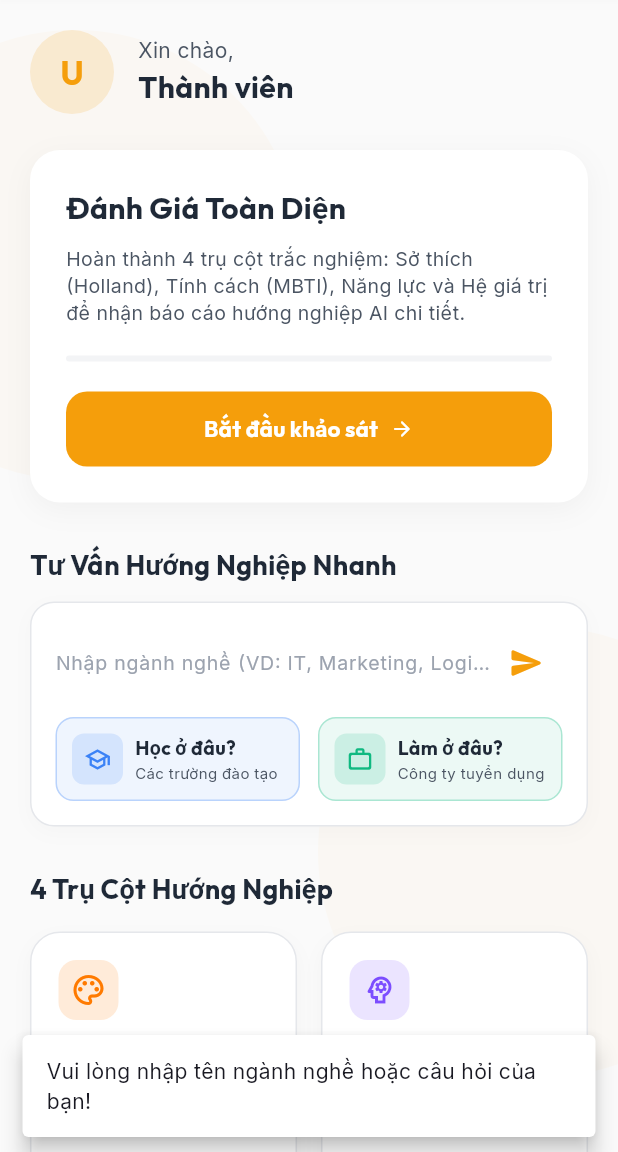
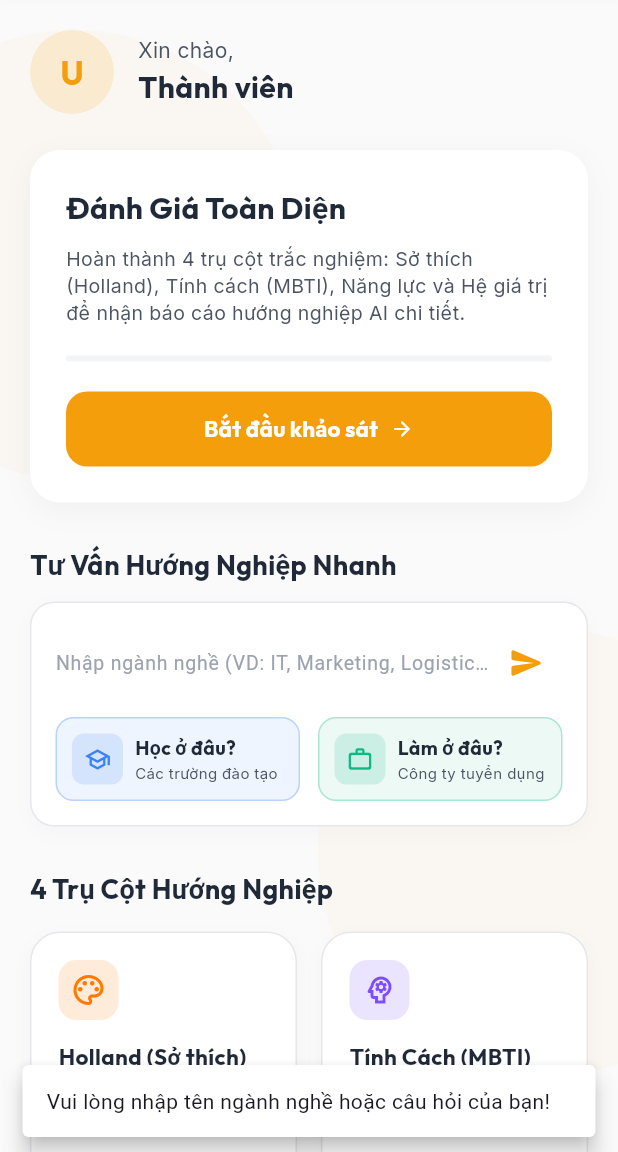
Before and after one commit to PhongDien19/FrontEnd-DOAN, a Flutter app: the screen it shows after launch, after a tap on the "send" icon, on a phone screen of 412 x 824 dp, the part 84-1236 px from its top. Run offline on Flutter 3.47's test engine with Material 3 defaults, Android fonts, the phone set to English and light mode, and no system bars; our stand-ins replace fl_chart, google_fonts, shared_preferences; accounts and stored records are empty.

Commit message:
Update 21

```diff
--- a/lib/main.dart
+++ b/lib/main.dart
@@ -15,26 +15,26 @@ void main() {
   );
 }
 
-/// Áp dụng font "Inter" (hỗ trợ đầy đủ tiếng Việt) cho toàn bộ TextTheme
-/// — fix lỗi chữ có dấu bị to/dày hơn chữ không dấu do fallback font hệ thống.
+/// Áp dụng font "Roboto" cho toàn bộ TextTheme
+/// — Roboto là font mặc định của Material Design, hỗ trợ tiếng Việt tốt.
 TextTheme _buildTextTheme(TextTheme base) {
-  return GoogleFonts.interTextTheme(base).copyWith(
-    // Đảm bảo các style cụ thể cũng dùng Inter
-    displayLarge: GoogleFonts.inter(textStyle: base.displayLarge),
-    displayMedium: GoogleFonts.inter(textStyle: base.displayMedium),
-    displaySmall: GoogleFonts.inter(textStyle: base.displaySmall),
-    headlineLarge: GoogleFonts.inter(textStyle: base.headlineLarge),
-    headlineMedium: GoogleFonts.inter(textStyle: base.headlineMedium),
-    headlineSmall: GoogleFonts.inter(textStyle: base.headlineSmall),
-    titleLarge: GoogleFonts.inter(textStyle: base.titleLarge),
-    titleMedium: GoogleFonts.inter(textStyle: base.titleMedium),
-    titleSmall: GoogleFonts.inter(textStyle: base.titleSmall),
-    bodyLarge: GoogleFonts.inter(textStyle: base.bodyLarge),
-    bodyMedium: GoogleFonts.inter(textStyle: base.bodyMedium),
-    bodySmall: GoogleFonts.inter(textStyle: base.bodySmall),
-    labelLarge: GoogleFonts.inter(textStyle: base.labelLarge),
-    labelMedium: GoogleFonts.inter(textStyle: base.labelMedium),
-    labelSmall: GoogleFonts.inter(textStyle: base.labelSmall),
+  return GoogleFonts.robotoTextTheme(base).copyWith(
+    // Đảm bảo các style cụ thể cũng dùng Roboto
+    displayLarge: GoogleFonts.roboto(textStyle: base.displayLarge),
+    displayMedium: GoogleFonts.roboto(textStyle: base.displayMedium),
+    displaySmall: GoogleFonts.roboto(textStyle: base.displaySmall),
+    headlineLarge: GoogleFonts.roboto(textStyle: base.headlineLarge),
+    headlineMedium: GoogleFonts.roboto(textStyle: base.headlineMedium),
+    headlineSmall: GoogleFonts.roboto(textStyle: base.headlineSmall),
+    titleLarge: GoogleFonts.roboto(textStyle: base.titleLarge),
+    titleMedium: GoogleFonts.roboto(textStyle: base.titleMedium),
+    titleSmall: GoogleFonts.roboto(textStyle: base.titleSmall),
+    bodyLarge: GoogleFonts.roboto(textStyle: base.bodyLarge),
+    bodyMedium: GoogleFonts.roboto(textStyle: base.bodyMedium),
+    bodySmall: GoogleFonts.roboto(textStyle: base.bodySmall),
+    labelLarge: GoogleFonts.roboto(textStyle: base.labelLarge),
+    labelMedium: GoogleFonts.roboto(textStyle: base.labelMedium),
+    labelSmall: GoogleFonts.roboto(textStyle: base.labelSmall),
   );
 }
 
--- a/lib/screens/login_screen.dart
+++ b/lib/screens/login_screen.dart
@@ -278,13 +278,6 @@ class _LoginScreenState extends State<LoginScreen> {
                             if (!_isLoginMode) ...[
                               TextFormField(
                                 controller: _fullNameController,
-                                // Chỉ cho phép chữ cái (bao gồm tiếng Việt có dấu) và khoảng trắng,
-                                // chặn hoàn toàn số và ký tự đặc biệt ngay từ bàn phím.
-                                inputFormatters: [
-                                  FilteringTextInputFormatter.allow(
-                                    RegExp(r'[a-zA-ZÀ-ỹ\s]'),
-                                  ),
-                                ],
                                 style: GoogleFonts.inter(
                                   color: const Color(0xFF1F2937),
                                 ),
@@ -324,7 +317,7 @@ class _LoginScreenState extends State<LoginScreen> {
                                   }
                                   // Không cho phép ký tự đặc biệt / số (phòng trường hợp paste)
                                   if (!RegExp(
-                                    r'^[a-zA-ZÀ-ỹ\s]+$',
+                                    r'^[a-zA-ZÀ-ỹ\u0300-\u036f\s]+$',
                                   ).hasMatch(val.trim())) {
                                     return 'Chỉ được nhập chữ cái và khoảng trắng';
                                   }
```
